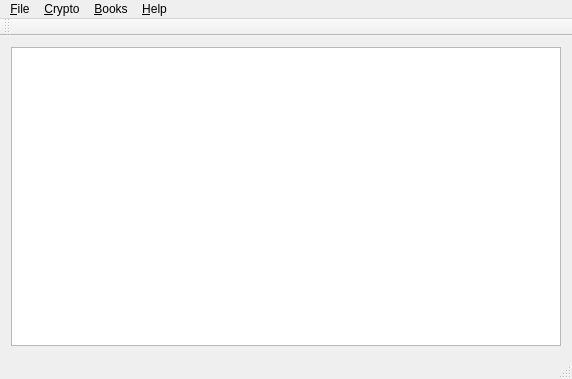
First picture: the form in qotpnitro/mainwindow.ui, repository capitanx/otpnitro, before the edit.
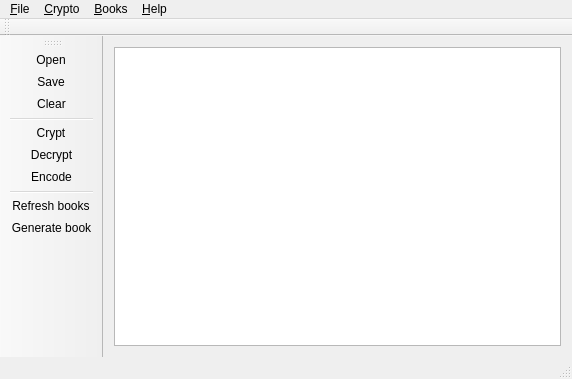
Second picture: the form after the edit. Icons and pictures are not drawn.

```diff
--- a/qotpnitro/mainwindow.ui
+++ b/qotpnitro/mainwindow.ui
@@ -96,6 +96,27 @@
    </attribute>
   </widget>
   <widget class="QStatusBar" name="statusBar"/>
+  <widget class="QToolBar" name="toolBar">
+   <property name="windowTitle">
+    <string>toolBar</string>
+   </property>
+   <attribute name="toolBarArea">
+    <enum>LeftToolBarArea</enum>
+   </attribute>
+   <attribute name="toolBarBreak">
+    <bool>false</bool>
+   </attribute>
+   <addaction name="actionOpen"/>
+   <addaction name="actionSave"/>
+   <addaction name="actionClear"/>
+   <addaction name="separator"/>
+   <addaction name="actionCrypt"/>
+   <addaction name="actionDecrypt"/>
+   <addaction name="actionEncode"/>
+   <addaction name="separator"/>
+   <addaction name="actionRefresh_books"/>
+   <addaction name="actionGenerate_book"/>
+  </widget>
   <action name="actionClear">
    <property name="icon">
     <iconset resource="icons.qrc">
```
Left out of the diff: 2 changed lines with no effect on the pictures.
